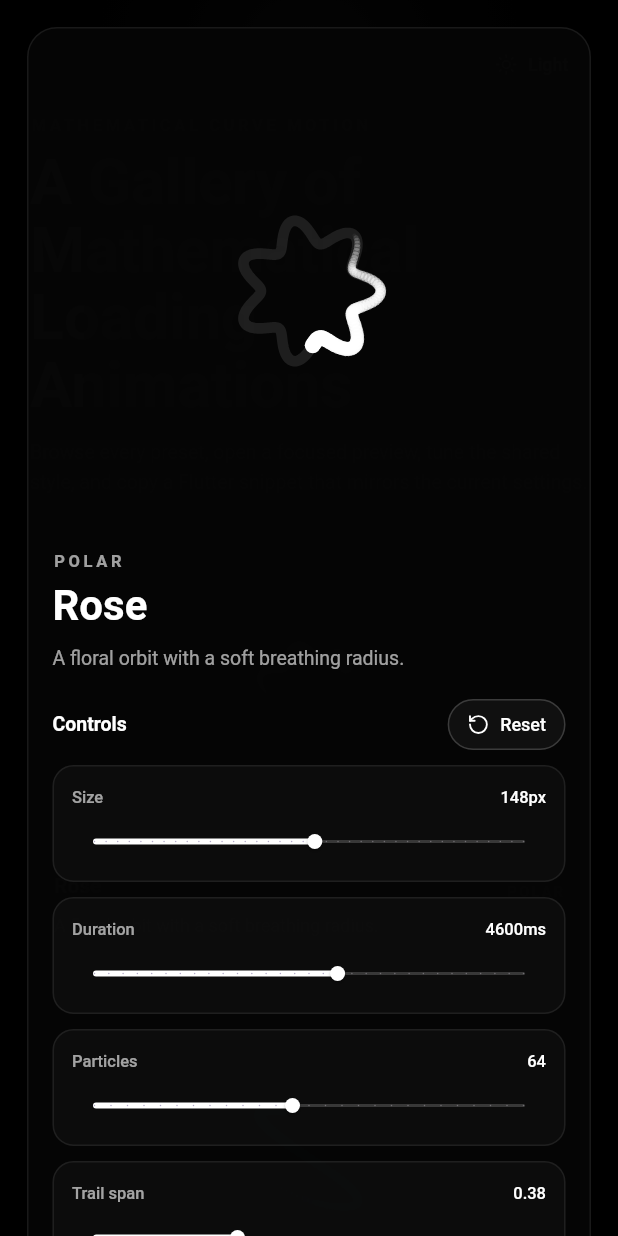
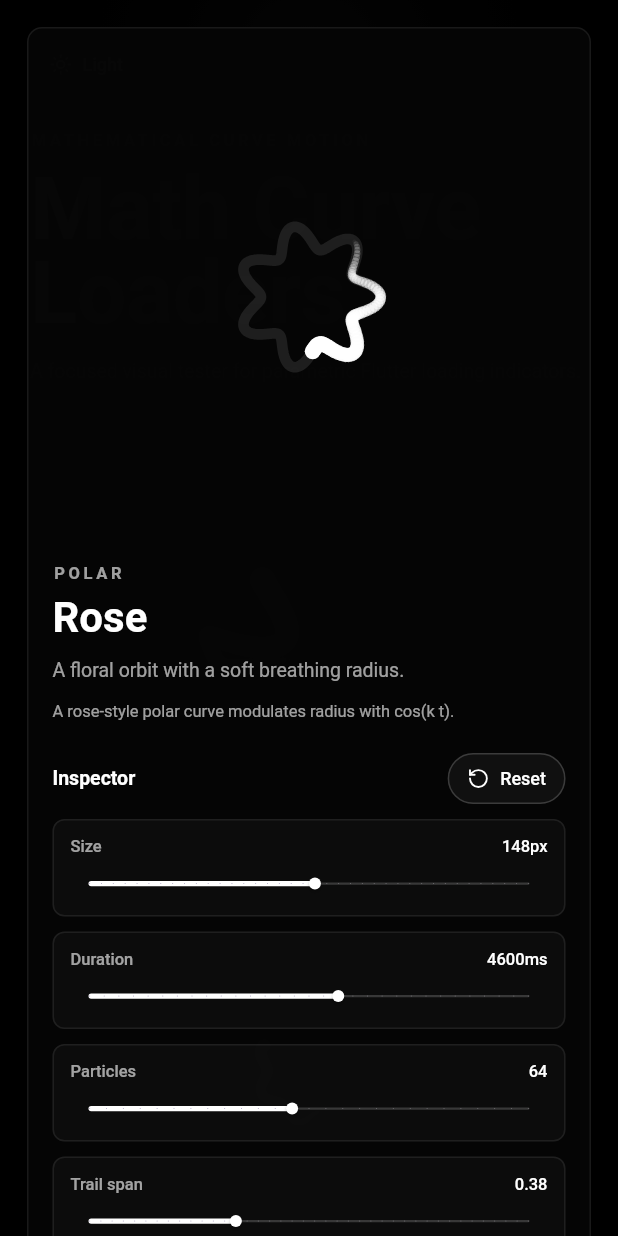
Before and after one commit to codywhunt/math_curve_loaders, a Flutter app: the screen it shows after launch, after a tap on "Light", after a tap on "Dark", after a tap on "Rose", on a phone screen of 412 x 824 dp. Run offline on Flutter 3.47's test engine with Material 3 defaults, Android fonts, the phone set to English and light mode, and no system bars; our stand-ins replace lucide_icons_flutter; Roboto replaces fonts that are missing (SF Mono, SF Pro Display).

Commit message:
Refine example gallery design

```diff
--- a/example/lib/main.dart
+++ b/example/lib/main.dart
@@ -114,9 +114,12 @@ class _GalleryPage extends StatelessWidget {
                           itemCount: _presets.length,
                           itemBuilder: (context, index) {
                             final preset = _presets[index];
-                            return _LoaderCard(
+                            return _RevealItem(
+                              index: index,
+                              child: _LoaderCard(
                                 preset: preset,
                                 onTap: () => _openPresetViewer(context, preset),
+                              ),
                             );
                           },
                         );
@@ -169,33 +172,131 @@ class _HeroHeader extends StatelessWidget {
   Widget build(BuildContext context) {
     final tokens = _TokensScope.of(context);
 
-    return Column(
+    return LayoutBuilder(
+      builder: (context, constraints) {
+        final isWide = constraints.maxWidth >= 760;
+        final copy = Column(
           crossAxisAlignment: CrossAxisAlignment.start,
           children: [
-        Row(
-          mainAxisAlignment: MainAxisAlignment.end,
-          children: [
-            _PillButton(
+            Text('MATHEMATICAL CURVE MOTION', style: tokens.eyebrow),
+            const SizedBox(height: 12),
+            Text('Math Curve Loaders', style: tokens.title),
+            const SizedBox(height: 14),
+            ConstrainedBox(
+              constraints: const BoxConstraints(maxWidth: 470),
+              child: Text(
+                'A focused visual tester for parametric Flutter loading '
+                'indicators.',
+                style: tokens.body,
+              ),
+            ),
+          ],
+        );
+
+        final action = Align(
+          alignment: isWide ? Alignment.topRight : Alignment.centerLeft,
+          child: _PillButton(
             icon: isLight ? LucideIcons.moon : LucideIcons.sun,
             label: isLight ? 'Dark' : 'Light',
             onTap: onToggleTheme,
           ),
+        );
+
+        final visual = const _HeroVisual();
+
+        if (!isWide) {
+          return Column(
+            crossAxisAlignment: CrossAxisAlignment.start,
+            children: [
+              action,
+              const SizedBox(height: 28),
+              copy,
+              const SizedBox(height: 22),
+              visual,
+            ],
+          );
+        }
+
+        return SizedBox(
+          height: 330,
+          child: Stack(
+            children: [
+              Align(alignment: Alignment.topRight, child: action),
+              Align(alignment: Alignment.centerLeft, child: copy),
+              Align(alignment: Alignment.centerRight, child: visual),
             ],
           ),
-        const SizedBox(height: 18),
-        Text('MATHEMATICAL CURVE MOTION', style: tokens.eyebrow),
-        const SizedBox(height: 10),
-        Text(
-          'A Gallery of Mathematical Loading Animations',
-          style: tokens.title,
+        );
+      },
+    );
+  }
+}
+
+class _HeroVisual extends StatelessWidget {
+  const _HeroVisual();
+
+  @override
+  Widget build(BuildContext context) {
+    final tokens = _TokensScope.of(context);
+
+    return SizedBox(
+      width: 340,
+      height: 300,
+      child: Stack(
+        alignment: Alignment.center,
+        children: [
+          Container(
+            width: 280,
+            height: 280,
+            decoration: BoxDecoration(
+              shape: BoxShape.circle,
+              gradient: RadialGradient(
+                colors: [
+                  tokens.previewGlow,
+                  tokens.background.withValues(alpha: 0),
+                ],
+                stops: const [0, 0.74],
               ),
-        const SizedBox(height: 12),
-        Text(
-          'Browse every preset, open a focused preview, tune the shared style, '
-          'and copy a Flutter snippet that mirrors the current settings.',
-          style: tokens.body,
+            ),
+          ),
+          MathCurveLoader.fourierFlow(
+            size: 236,
+            color: tokens.heroLoader,
+            style: const MathCurveLoaderStyle(
+              particleCount: 86,
+              trailSpan: 0.44,
+              strokeWidth: 3.4,
+              guideOpacity: 0.075,
+            ),
           ),
         ],
+      ),
+    );
+  }
+}
+
+class _RevealItem extends StatelessWidget {
+  const _RevealItem({required this.index, required this.child});
+
+  final int index;
+  final Widget child;
+
+  @override
+  Widget build(BuildContext context) {
+    return TweenAnimationBuilder<double>(
+      tween: Tween(begin: 0, end: 1),
+      duration: Duration(milliseconds: 360 + index * 34),
+      curve: Curves.easeOutCubic,
+      builder: (context, value, child) {
+        return Opacity(
+          opacity: value,
+          child: Transform.translate(
+            offset: Offset(0, 12 * (1 - value)),
+            child: child,
+          ),
+        );
+      },
+      child: child,
     );
   }
 }
@@ -216,7 +317,7 @@ class _LoaderCardState extends State<_LoaderCard> {
   @override
   Widget build(BuildContext context) {
     final tokens = _TokensScope.of(context);
-    final settings = _LoaderSettings.defaults(color: widget.preset.color);
+    final settings = _LoaderSettings.defaults(color: tokens.galleryLoader);
 
     return MouseRegion(
       cursor: SystemMouseCursors.click,
@@ -229,18 +330,19 @@ class _LoaderCardState extends State<_LoaderCard> {
           duration: const Duration(milliseconds: 160),
           curve: Curves.easeOut,
           transform: Matrix4.translationValues(0, _hovered ? -2 : 0, 0),
-          padding: const EdgeInsets.all(15),
+          padding: const EdgeInsets.all(12),
           decoration: BoxDecoration(
             color: tokens.panel,
-            borderRadius: BorderRadius.circular(18),
+            borderRadius: BorderRadius.circular(8),
             border: Border.all(
               color: _hovered ? tokens.borderStrong : tokens.border,
             ),
             boxShadow: [
+              if (_hovered)
                 BoxShadow(
                   color: tokens.shadow,
-                blurRadius: _hovered ? 48 : 36,
-                offset: const Offset(0, 24),
+                  blurRadius: 28,
+                  offset: const Offset(0, 18),
                 ),
             ],
           ),
@@ -295,15 +397,25 @@ class _PresetViewerState extends State<_PresetViewer> {
   Widget build(BuildContext context) {
     final tokens = _TokensScope.of(context);
 
-    return SafeArea(
+    return Focus(
+      autofocus: true,
+      onKeyEvent: (node, event) {
+        if (event is KeyDownEvent &&
+            event.logicalKey == LogicalKeyboardKey.escape) {
+          Navigator.of(context).pop();
+          return KeyEventResult.handled;
+        }
+        return KeyEventResult.ignored;
+      },
+      child: SafeArea(
         child: Center(
           child: SingleChildScrollView(
             padding: const EdgeInsets.all(18),
             child: ConstrainedBox(
-            constraints: const BoxConstraints(maxWidth: 1060),
+              constraints: const BoxConstraints(maxWidth: 1080),
               child: LayoutBuilder(
                 builder: (context, constraints) {
-                final isWide = constraints.maxWidth >= 820;
+                  final isWide = constraints.maxWidth >= 840;
                   final preview = _ViewerPreview(
                     preset: widget.preset,
                     settings: _settings,
@@ -325,12 +437,12 @@ class _PresetViewerState extends State<_PresetViewer> {
 
                   return DecoratedBox(
                     decoration: BoxDecoration(
-                    borderRadius: BorderRadius.circular(22),
+                      borderRadius: BorderRadius.circular(10),
                       boxShadow: [
                         BoxShadow(
                           color: tokens.shadow,
-                        blurRadius: 64,
-                        offset: const Offset(0, 30),
+                          blurRadius: 58,
+                          offset: const Offset(0, 26),
                         ),
                       ],
                     ),
@@ -338,16 +450,21 @@ class _PresetViewerState extends State<_PresetViewer> {
                         ? Row(
                             crossAxisAlignment: CrossAxisAlignment.start,
                             children: [
-                            Expanded(flex: 11, child: preview),
-                            const SizedBox(width: 14),
-                            Expanded(flex: 9, child: code),
+                              Expanded(flex: 12, child: preview),
+                              const SizedBox(width: 10),
+                              Expanded(flex: 8, child: code),
                             ],
                           )
                         : Column(
-                          children: [preview, const SizedBox(height: 14), code],
+                            children: [
+                              preview,
+                              const SizedBox(height: 10),
+                              code,
+                            ],
                           ),
                   );
                 },
+              ),
             ),
           ),
         ),
@@ -387,9 +504,11 @@ class _ViewerPreview extends StatelessWidget {
           Text(preset.title, style: tokens.modalTitle),
           const SizedBox(height: 10),
           Text(preset.description, style: tokens.body),
-          const SizedBox(height: 18),
+          const SizedBox(height: 10),
+          _FormulaNote(text: preset.formulaNote),
+          const SizedBox(height: 20),
           _SectionHeader(
-            title: 'Controls',
+            title: 'Inspector',
             action: _PillButton(
               icon: LucideIcons.rotateCcw,
               label: 'Reset',
@@ -478,26 +597,29 @@ class _ViewerPreview extends StatelessWidget {
               ),
             ],
           ),
-          const SizedBox(height: 18),
-          _SectionHeader(title: 'Formula'),
-          const SizedBox(height: 10),
-          _FormulaNote(text: preset.formulaNote),
         ],
       ),
     );
   }
 }
 
-class _CodePanel extends StatelessWidget {
+class _CodePanel extends StatefulWidget {
   const _CodePanel({required this.preset, required this.settings});
 
   final _LoaderPreset preset;
   final _LoaderSettings settings;
 
   @override
+  State<_CodePanel> createState() => _CodePanelState();
+}
+
+class _CodePanelState extends State<_CodePanel> {
+  bool _copied = false;
+
+  @override
   Widget build(BuildContext context) {
     final tokens = _TokensScope.of(context);
-    final snippet = _snippetFor(preset, settings);
+    final snippet = _snippetFor(widget.preset, widget.settings);
 
     return _Panel(
       child: Column(
@@ -505,11 +627,19 @@ class _CodePanel extends StatelessWidget {
         children: [
           Row(
             children: [
-              Expanded(child: Text('Code', style: tokens.eyebrow)),
+              Expanded(child: Text('Snippet', style: tokens.eyebrow)),
               _PillButton(
-                icon: LucideIcons.copy,
-                label: 'Copy',
-                onTap: () => Clipboard.setData(ClipboardData(text: snippet)),
+                icon: _copied ? LucideIcons.check : LucideIcons.copy,
+                label: _copied ? 'Copied' : 'Copy',
+                onTap: () {
+                  Clipboard.setData(ClipboardData(text: snippet));
+                  setState(() => _copied = true);
+                  Future<void>.delayed(const Duration(milliseconds: 1400), () {
+                    if (mounted) {
+                      setState(() => _copied = false);
+                    }
+                  });
+                },
               ),
               const SizedBox(width: 8),
               _PillButton(
@@ -526,7 +656,7 @@ class _CodePanel extends StatelessWidget {
             padding: const EdgeInsets.all(14),
             decoration: BoxDecoration(
               color: tokens.codeBackground,
-              borderRadius: BorderRadius.circular(14),
+              borderRadius: BorderRadius.circular(8),
               border: Border.all(color: tokens.border),
             ),
             child: SingleChildScrollView(
@@ -603,7 +733,7 @@ class _NumberControl extends StatelessWidget {
               Text('$display$suffix', style: tokens.monoValue),
             ],
           ),
-          const SizedBox(height: 8),
+          const SizedBox(height: 5),
           Material(
             type: MaterialType.transparency,
             child: SliderTheme(
@@ -612,9 +742,9 @@ class _NumberControl extends StatelessWidget {
                 inactiveTrackColor: tokens.borderStrong,
                 thumbColor: tokens.text,
                 overlayColor: tokens.text.withValues(alpha: 0.08),
-                trackHeight: 2,
-                thumbShape: const RoundSliderThumbShape(enabledThumbRadius: 5),
-                overlayShape: const RoundSliderOverlayShape(overlayRadius: 14),
+                trackHeight: 1.5,
+                thumbShape: const RoundSliderThumbShape(enabledThumbRadius: 4),
+                overlayShape: const RoundSliderOverlayShape(overlayRadius: 12),
               ),
               child: Slider(
                 value: value.clamp(min, max),
@@ -646,7 +776,7 @@ class _ColorControl extends StatelessWidget {
         crossAxisAlignment: CrossAxisAlignment.start,
         children: [
           Text('Color', style: tokens.controlLabel),
-          const SizedBox(height: 12),
+          const SizedBox(height: 10),
           Wrap(
             spacing: 8,
             children: [
@@ -655,8 +785,8 @@ class _ColorControl extends StatelessWidget {
                   onTap: () => onChanged(color.color),
                   child: AnimatedContainer(
                     duration: const Duration(milliseconds: 140),
-                    width: 24,
-                    height: 24,
+                    width: 21,
+                    height: 21,
                     decoration: BoxDecoration(
                       shape: BoxShape.circle,
                       color: color.color,
@@ -707,8 +837,8 @@ class _ToggleControl extends StatelessWidget {
             onTap: () => onChanged(!value),
             child: AnimatedContainer(
               duration: const Duration(milliseconds: 160),
-              width: 46,
-              height: 26,
+              width: 40,
+              height: 22,
               padding: const EdgeInsets.all(3),
               decoration: BoxDecoration(
                 borderRadius: BorderRadius.circular(999),
@@ -719,8 +849,8 @@ class _ToggleControl extends StatelessWidget {
                 curve: Curves.easeOut,
                 alignment: value ? Alignment.centerRight : Alignment.centerLeft,
                 child: Container(
-                  width: 20,
-                  height: 20,
+                  width: 16,
+                  height: 16,
                   decoration: BoxDecoration(
                     shape: BoxShape.circle,
                     color: value ? tokens.background : tokens.panel,
@@ -744,10 +874,10 @@ class _ControlShell extends StatelessWidget {
   Widget build(BuildContext context) {
     final tokens = _TokensScope.of(context);
     return Container(
-      padding: const EdgeInsets.all(12),
+      padding: const EdgeInsets.symmetric(horizontal: 11, vertical: 9),
       decoration: BoxDecoration(
         color: tokens.control,
-        borderRadius: BorderRadius.circular(14),
+        borderRadius: BorderRadius.circular(8),
         border: Border.all(color: tokens.border),
       ),
       child: child,
@@ -781,16 +911,7 @@ class _FormulaNote extends StatelessWidget {
   @override
   Widget build(BuildContext context) {
     final tokens = _TokensScope.of(context);
-    return Container(
-      width: double.infinity,
-      padding: const EdgeInsets.all(14),
-      decoration: BoxDecoration(
-        color: tokens.control,
-        borderRadius: BorderRadius.circular(14),
-        border: Border.all(color: tokens.border),
-      ),
-      child: Text(text, style: tokens.formula),
-    );
+    return Text(text, style: tokens.formula);
   }
 }
 
@@ -805,9 +926,9 @@ class _PreviewFrame extends StatelessWidget {
     final tokens = _TokensScope.of(context);
     return Container(
       width: double.infinity,
-      constraints: BoxConstraints(minHeight: large ? 318 : 178),
+      constraints: BoxConstraints(minHeight: large ? 326 : 178),
       decoration: BoxDecoration(
-        borderRadius: BorderRadius.circular(large ? 16 : 14),
+        borderRadius: BorderRadius.circular(large ? 8 : 6),
         color: tokens.preview,
         gradient: RadialGradient(
           colors: [tokens.previewGlow, tokens.preview],
@@ -831,7 +952,7 @@ class _Panel extends StatelessWidget {
       padding: const EdgeInsets.all(16),
       decoration: BoxDecoration(
         color: tokens.panel,
-        borderRadius: BorderRadius.circular(20),
+        borderRadius: BorderRadius.circular(10),
         border: Border.all(color: tokens.border),
       ),
       child: child,
@@ -1214,6 +1335,8 @@ class _Tokens {
     required this.shadow,
     required this.text,
     required this.muted,
+    required this.heroLoader,
+    required this.galleryLoader,
     required this.title,
     required this.modalTitle,
     required this.cardTitle,
@@ -1272,10 +1395,14 @@ class _Tokens {
           : Colors.black.withValues(alpha: 0.42),
       text: text,
       muted: muted,
+      heroLoader: isLight ? const Color(0xFF111111) : Colors.white,
+      galleryLoader: isLight
+          ? const Color(0xFF1F1F1F)
+          : Colors.white.withValues(alpha: 0.92),
       title: TextStyle(
         color: text,
-        fontSize: 42,
-        height: 1.06,
+        fontSize: 58,
+        height: 0.96,
         fontWeight: FontWeight.w600,
         letterSpacing: 0,
       ),
@@ -1353,9 +1480,9 @@ class _Tokens {
         letterSpacing: 0,
       ),
       formula: TextStyle(
-        color: text.withValues(alpha: 0.86),
-        fontSize: 12,
-        height: 1.5,
+        color: muted,
+        fontSize: 11,
+        height: 1.45,
         fontFamily: 'SF Mono',
         letterSpacing: 0,
       ),
@@ -1375,6 +1502,8 @@ class _Tokens {
   final Color shadow;
   final Color text;
   final Color muted;
+  final Color heroLoader;
+  final Color galleryLoader;
   final TextStyle title;
   final TextStyle modalTitle;
   final TextStyle cardTitle;
```
Also changed, not shown: 1 other file. Lines whose indentation alone changed are shown as unchanged.
